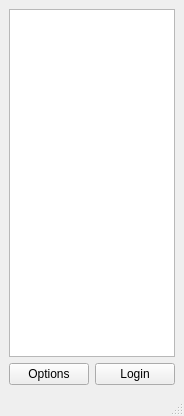
This is src/ui/mainwindow.ui in ilvokhin/oop-project as Qt 5 draws it before an edit. The edited form follows.
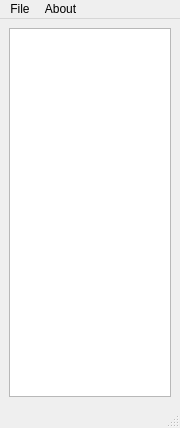
This is the edited form. Icons and pictures are not drawn.

Commit message: added a simple menu to main window

```diff
--- a/src/ui/mainwindow.ui
+++ b/src/ui/mainwindow.ui
@@ -7,7 +7,7 @@
     <x>0</x>
     <y>0</y>
     <width>180</width>
-    <height>416</height>
+    <height>428</height>
    </rect>
   </property>
   <property name="windowTitle">
@@ -19,29 +19,9 @@
   </property>
   <widget class="QWidget" name="centralwidget">
    <layout class="QGridLayout" name="gridLayout">
-    <item row="1" column="1">
-     <widget class="QPushButton" name="loginButton">
-      <property name="enabled">
-       <bool>true</bool>
-      </property>
-      <property name="text">
-       <string>Login</string>
-      </property>
-     </widget>
-    </item>
-    <item row="0" column="0" colspan="2">
+    <item row="0" column="0">
      <widget class="QListWidget" name="contactList"/>
     </item>
-    <item row="1" column="0">
-     <widget class="QPushButton" name="optionsButton">
-      <property name="enabled">
-       <bool>true</bool>
-      </property>
-      <property name="text">
-       <string>Options</string>
-      </property>
-     </widget>
-    </item>
    </layout>
   </widget>
   <widget class="QMenuBar" name="menubar">
@@ -53,6 +33,23 @@
      <height>21</height>
     </rect>
    </property>
+   <widget class="QMenu" name="menu">
+    <property name="title">
+     <string>File</string>
+    </property>
+    <addaction name="actionLogin"/>
+    <addaction name="actionOptions"/>
+    <addaction name="separator"/>
+    <addaction name="actionExit"/>
+   </widget>
+   <widget class="QMenu" name="menuAbout">
+    <property name="title">
+     <string>About</string>
+    </property>
+    <addaction name="actionAbout"/>
+   </widget>
+   <addaction name="menu"/>
+   <addaction name="menuAbout"/>
   </widget>
   <widget class="QStatusBar" name="statusbar"/>
  </widget>
```
Left out of the diff: 20 changed lines with no effect on the pictures. The commit also changes 3 other files.
